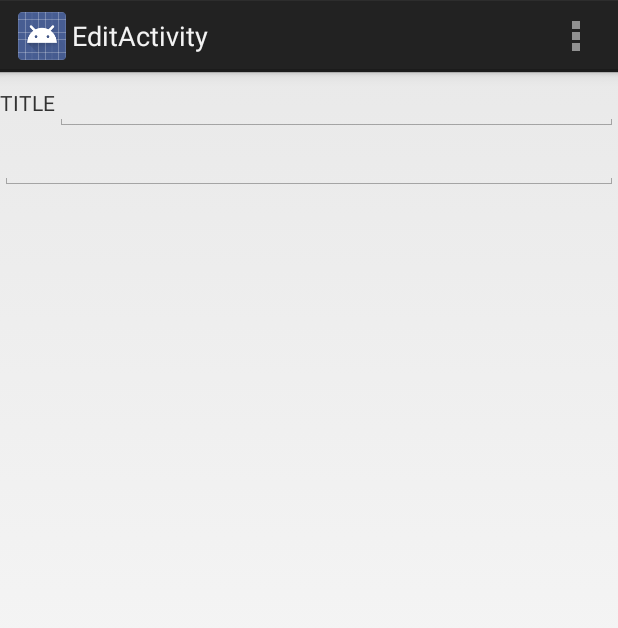
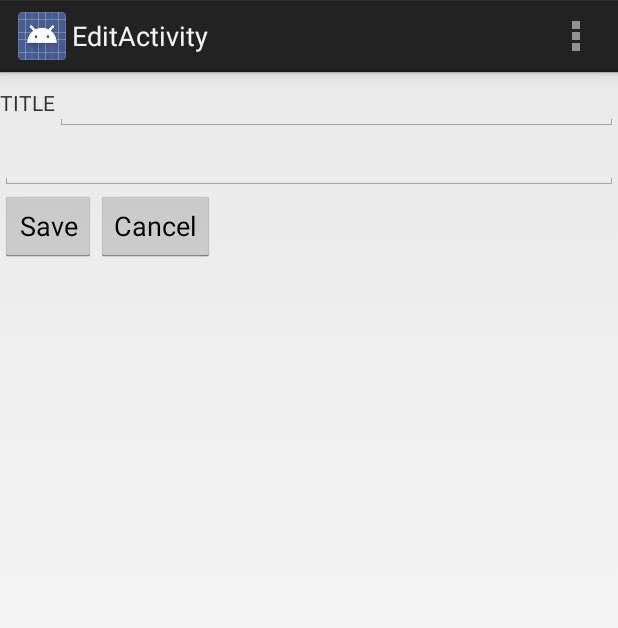
Before and after one commit to karino2/GuitarScoreVisualizer, an Android app: the EditActivity screen opened directly, with no data from a screen before it, on a phone screen of 412 x 824 dp. Shown: the top 628 px of the screen. Run offline under Robolectric (Android 15) with nearby library versions, the phone set to English and light mode, and no system bars.

Commit message:
Use Save-Cancel button for save instead of implicit saving.

```diff
--- a/GuitarScoreVisualizer/src/main/java/com/livejournal/karino2/guitarscorevisualizer/EditActivity.java
+++ b/GuitarScoreVisualizer/src/main/java/com/livejournal/karino2/guitarscorevisualizer/EditActivity.java
@@ -3,6 +3,8 @@ package com.livejournal.karino2.guitarscorevisualizer;
 import android.os.Bundle;
 import android.app.Activity;
 import android.view.Menu;
+import android.view.View;
+import android.widget.Button;
 import android.widget.EditText;
 
 import java.util.Date;
@@ -13,12 +15,19 @@ public class EditActivity extends Activity {
     protected void onCreate(Bundle savedInstanceState) {
         super.onCreate(savedInstanceState);
         setContentView(R.layout.activity_edit);
-    }
 
-    @Override
-    protected void onStop() {
-        super.onStop();
-        saveScoreIfNecessary();
+        ((Button)findViewById(R.id.buttonSave)).setOnClickListener(new View.OnClickListener() {
+            @Override
+            public void onClick(View view) {
+                saveScoreIfNecessary();
+            }
+        });
+        ((Button)findViewById(R.id.buttonCancel)).setOnClickListener(new View.OnClickListener() {
+            @Override
+            public void onClick(View view) {
+                finish();
+            }
+        });
     }
 
     private void saveScoreIfNecessary() {
--- a/GuitarScoreVisualizer/src/main/res/layout/activity_edit.xml
+++ b/GuitarScoreVisualizer/src/main/res/layout/activity_edit.xml
@@ -29,5 +29,21 @@
             android:inputType="textMultiLine"
             android:id="@+id/editTextScore"
             />
+    <LinearLayout
+            android:layout_width="match_parent"
+            android:layout_height="wrap_content"
+            android:orientation="horizontal"
+            >
+        <Button
+            android:layout_width="wrap_content"
+            android:layout_height="wrap_content"
+            android:text="Save"
+            android:id="@+id/buttonSave"></Button>
+        <Button
+                android:layout_width="wrap_content"
+                android:layout_height="wrap_content"
+                android:text="Cancel"
+                android:id="@+id/buttonCancel"></Button>
+    </LinearLayout>
 
-</LinearLayout>
+    </LinearLayout>
```
